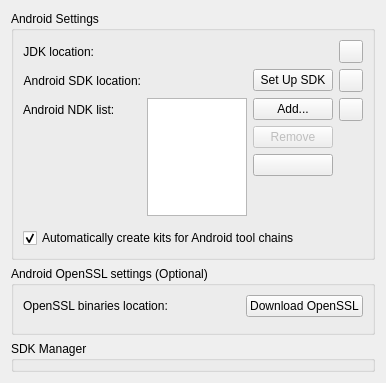
Above: src/plugins/android/androidsettingswidget.ui from qt-creator/qt-creator before the change. Below: the same form after it.
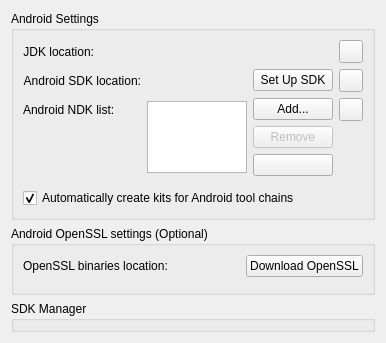
That is the form after the change. Custom widgets are drawn as their Qt base class.

Commit message:
Set NDK list vertical size policy to maximum
And remove the spacer under the NDK list buttons.
Let the NDK list take less vertical space.

What changed in the file:
```diff
--- a/src/plugins/android/androidsettingswidget.ui
+++ b/src/plugins/android/androidsettingswidget.ui
@@ -69,19 +69,6 @@
           </property>
          </widget>
         </item>
-        <item>
-         <spacer name="ndkListControlsSpacer">
-          <property name="orientation">
-           <enum>Qt::Vertical</enum>
-          </property>
-          <property name="sizeHint" stdset="0">
-           <size>
-            <width>20</width>
-            <height>40</height>
-           </size>
-          </property>
-         </spacer>
-        </item>
        </layout>
       </item>
       <item row="6" column="0" colspan="7">
@@ -89,6 +76,12 @@
       </item>
       <item row="3" column="1" rowspan="3">
        <widget class="QListWidget" name="ndkListWidget">
+        <property name="sizePolicy">
+         <sizepolicy hsizetype="Expanding" vsizetype="Maximum">
+          <horstretch>0</horstretch>
+          <verstretch>0</verstretch>
+         </sizepolicy>
+        </property>
         <property name="sizeAdjustPolicy">
          <enum>QAbstractScrollArea::AdjustToContents</enum>
         </property>
```
